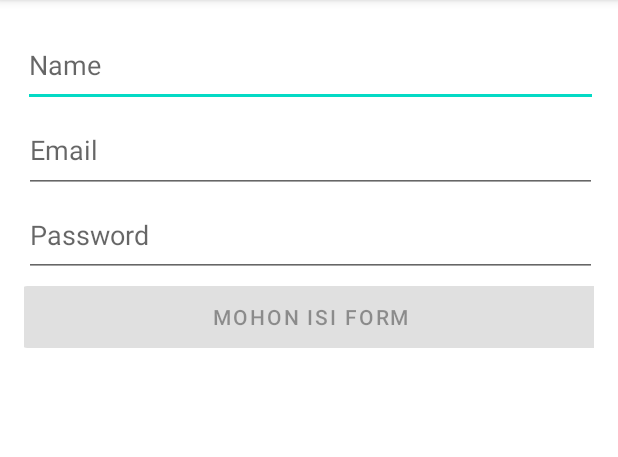
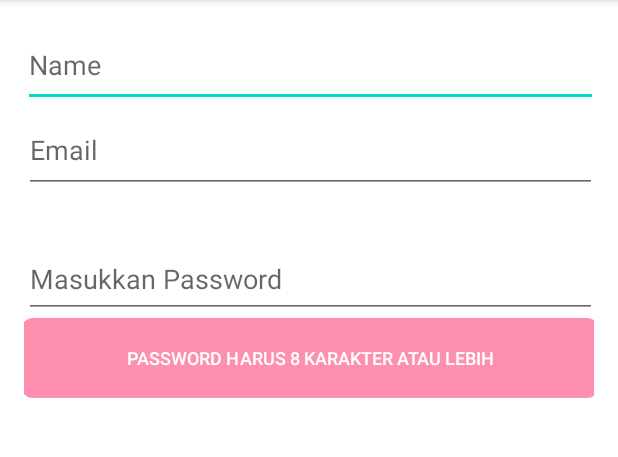
Before and after one commit to bintangns/StoryAppBangkit, an Android app: the RegisterActivity screen opened directly, with no data from a screen before it, on a phone screen of 412 x 824 dp, the part 84-541 px from its top. Run offline under Robolectric (Android 15) with nearby library versions, the phone set to English and light mode, and no system bars.

Commit message:
CustomText

```diff
--- a/app/src/main/java/com/example/storyappintermediate/RegisterActivity.kt
+++ b/app/src/main/java/com/example/storyappintermediate/RegisterActivity.kt
@@ -14,20 +14,17 @@ import com.example.storyappintermediate.api.RegisterCredentials
 import com.example.storyappintermediate.api.RegisterResponse
 import com.example.storyappintermediate.api.StoryApi
 import com.example.storyappintermediate.databinding.ActivityRegisterBinding
-import com.example.storyappintermediate.model.User
-import com.example.storyappintermediate.utils.PreferencesHelper
-import com.example.storyappintermediate.utils.createTextWatcher
-import com.example.storyappintermediate.utils.isValidEmail
-import com.example.storyappintermediate.utils.isValidPassword
+import com.example.storyappintermediate.utils.MyButton
+import com.example.storyappintermediate.utils.MyEditText
 import retrofit2.Call
 import retrofit2.Callback
 import retrofit2.Response
-import retrofit2.Retrofit
-import retrofit2.converter.gson.GsonConverterFactory
 
 class RegisterActivity : AppCompatActivity() {
     private lateinit var binding: ActivityRegisterBinding
     private lateinit var storyApi: StoryApi
+    private lateinit var myButton: MyButton
+    private lateinit var myEditText: MyEditText
     override fun onCreate(savedInstanceState: Bundle?) {
         super.onCreate(savedInstanceState)
         binding = ActivityRegisterBinding.inflate(layoutInflater)
@@ -45,12 +42,22 @@ class RegisterActivity : AppCompatActivity() {
 
         binding.btnRegister.isEnabled = false
 
-        val textWatcher = createTextWatcher { _, _, _, _ ->
-            updateRegisterState()
-        }
+        myButton = findViewById(R.id.btn_register)
+        myEditText = findViewById(R.id.ed_register_password)
 
-        binding.edRegisterEmail.addTextChangedListener(textWatcher)
-        binding.edRegisterPassword.addTextChangedListener(textWatcher)
+        setMyButtonEnable()
+
+        myEditText.addTextChangedListener(object : TextWatcher {
+            override fun beforeTextChanged(s: CharSequence, start: Int, count: Int, after: Int) {
+            }
+            override fun onTextChanged(s: CharSequence, start: Int, before: Int, count: Int) {
+                setMyButtonEnable()
+            }
+            override fun afterTextChanged(s: Editable) {
+            }
+        })
+
+        myButton.setOnClickListener { Toast.makeText(this@RegisterActivity, myEditText.text, Toast.LENGTH_SHORT).show() }
 
 
 
@@ -66,15 +73,6 @@ class RegisterActivity : AppCompatActivity() {
             val user = RegisterCredentials(name, email, password)
             val call = storyApi.register(user)
 
-            if (!isValidEmail(email)) {
-                binding.edRegisterEmail.error = "Please enter a valid email address"
-                return@setOnClickListener
-            }
-
-            if (!isValidPassword(password)) {
-                binding.edRegisterPassword.error = "Password must be at least 8 characters"
-                return@setOnClickListener
-            }
             showLoading(true)
 
 
@@ -102,29 +100,9 @@ class RegisterActivity : AppCompatActivity() {
         }
     }
 
-    private fun updateRegisterState() {
-        val name = binding.edRegisterName.text.toString()
-        val email = binding.edRegisterEmail.text.toString()
-        val password = binding.edRegisterPassword.text.toString()
-        binding.btnRegister.isEnabled = isValidEmail(email) && isValidPassword(password)
-        updateButtonText(email, password, name)
-    }
-
-    private fun updateButtonText(email: String, password: String, name: String) {
-        when {
-            name.isEmpty()||email.isEmpty() || password.isEmpty() -> {
-                binding.btnRegister.text = "Mohon Isi Form"
-            }
-            !isValidEmail(email) -> {
-                binding.btnRegister.text = "Email tidak valid"
-            }
-            !isValidPassword(password) -> {
-                binding.btnRegister.text = "Password Minimal 8 Karakter"
-            }
-            else -> {
-                binding.btnRegister.text = "Register"
-            }
-        }
+    private fun setMyButtonEnable() {
+        val result = myEditText.text
+        myButton.isEnabled = result != null && result.toString().isNotEmpty() && result.length >= 8
     }
 
     override fun onSupportNavigateUp(): Boolean {
--- /dev/null
+++ b/app/src/main/java/com/example/storyappintermediate/utils/MyButton.kt
@@ -0,0 +1,43 @@
+package com.example.storyappintermediate.utils
+
+import android.content.Context
+import android.graphics.Canvas
+import android.graphics.drawable.Drawable
+import android.util.AttributeSet
+import android.view.Gravity
+import androidx.appcompat.widget.AppCompatButton
+import androidx.core.content.ContextCompat
+import com.example.storyappintermediate.R
+
+class MyButton : AppCompatButton {
+
+    private lateinit var enabledBackground: Drawable
+    private lateinit var disabledBackground: Drawable
+    private var txtColor: Int = 0
+
+    constructor(context: Context) : super(context) {
+        init()
+    }
+
+    constructor(context: Context, attrs: AttributeSet) : super(context, attrs) {
+        init()
+    }
+
+    constructor(context: Context, attrs: AttributeSet, defStyleAttr: Int) : super(context, attrs, defStyleAttr) {
+        init()
+    }
+
+    override fun onDraw(canvas: Canvas) {
+        super.onDraw(canvas)
+        background = if(isEnabled) enabledBackground else disabledBackground
+        setTextColor(txtColor)
+        textSize = 12f
+        gravity = Gravity.CENTER
+        text = if(isEnabled) "Register" else "Password harus 8 Karakter atau lebih"
+    }
+    private fun init() {
+        txtColor = ContextCompat.getColor(context, android.R.color.background_light)
+        enabledBackground = ContextCompat.getDrawable(context, R.drawable.bg_button) as Drawable
+        disabledBackground = ContextCompat.getDrawable(context, R.drawable.bg_button_disable) as Drawable
+    }
+}
--- a/app/src/main/java/com/example/storyappintermediate/utils/ValidatorCheck.kt
+++ /dev/null
@@ -1,27 +0,0 @@
-package com.example.storyappintermediate.utils
-
-import android.text.Editable
-import android.text.TextWatcher
-
-fun isValidEmail(email: String): Boolean {
-    val emailPattern = "[a-zA-Z0-9._-]+@[a-zA-Z0-9]+(\\.[a-zA-Z0-9]+)*(\\.[a-z]{2,})"
-    return email.matches(emailPattern.toRegex())
-}
-
-fun isValidPassword(password: String): Boolean {
-    return password.length >= 8
-}
-
-fun createTextWatcher(onTextChanged: (CharSequence?, Int, Int, Int) -> Unit): TextWatcher {
-    return object : TextWatcher {
-        override fun beforeTextChanged(s: CharSequence?, start: Int, count: Int, after: Int) {
-        }
-
-        override fun onTextChanged(s: CharSequence?, start: Int, before: Int, count: Int) {
-            onTextChanged(s, start, before, count)
-        }
-
-        override fun afterTextChanged(s: Editable?) {
-        }
-    }
-}
--- /dev/null
+++ b/app/src/main/res/drawable/bg_button.xml
@@ -0,0 +1,17 @@
+<?xml version="1.0" encoding="utf-8"?>
+<selector xmlns:android="http://schemas.android.com/apk/res/android">
+    <item android:state_pressed="true">
+        <shape>
+            <solid android:color="@color/pink_500" />
+            <corners android:radius="6dp" />
+            <padding android:left="4dp" android:right="4dp" />
+        </shape>
+    </item>
+    <item>
+        <shape>
+            <solid android:color="@color/pink_500" />
+            <corners android:radius="8dp" />
+            <padding android:left="4dp" android:right="4dp" />
+        </shape>
+    </item>
+</selector>
--- /dev/null
+++ b/app/src/main/res/drawable/bg_button_disable.xml
@@ -0,0 +1,17 @@
+<?xml version="1.0" encoding="utf-8"?>
+<selector xmlns:android="http://schemas.android.com/apk/res/android">
+    <item android:state_pressed="true">
+        <shape>
+            <solid android:color="@color/pink_200" />
+            <corners android:radius="6dp" />
+            <padding android:left="4dp" android:right="4dp" />
+        </shape>
+    </item>
+    <item>
+        <shape>
+            <solid android:color="@color/pink_200" />
+            <corners android:radius="8dp" />
+            <padding android:left="4dp" android:right="4dp" />
+        </shape>
+    </item>
+</selector>
--- /dev/null
+++ b/app/src/main/res/drawable/ic_close_black_24dp.xml
@@ -0,0 +1,5 @@
+<vector android:height="24dp" android:tint="#000000"
+    android:viewportHeight="24" android:viewportWidth="24"
+    android:width="24dp" xmlns:android="http://schemas.android.com/apk/res/android">
+    <path android:fillColor="@android:color/white" android:pathData="M19,6.41L17.59,5 12,10.59 6.41,5 5,6.41 10.59,12 5,17.59 6.41,19 12,13.41 17.59,19 19,17.59 13.41,12z"/>
+</vector>
--- a/app/src/main/res/layout/activity_login.xml
+++ b/app/src/main/res/layout/activity_login.xml
@@ -39,7 +39,7 @@
             android:layout_width="378dp"
             android:layout_height="59dp"
             android:layout_marginTop="48dp"
-            android:text="Mohon Isi Form"
+            android:text="Login"
             app:layout_constraintEnd_toEndOf="parent"
             app:layout_constraintHorizontal_bias="0.515"
             app:layout_constraintStart_toStartOf="parent"
--- a/app/src/main/res/layout/activity_register.xml
+++ b/app/src/main/res/layout/activity_register.xml
@@ -32,18 +32,21 @@
             app:layout_constraintTop_toBottomOf="@id/ed_register_name"
             android:alpha="0" />
 
-        <EditText
+        <com.example.storyappintermediate.utils.MyEditText
             android:id="@+id/ed_register_password"
             android:layout_width="382dp"
-            android:layout_height="56dp"
+            android:layout_height="51dp"
+            android:layout_marginStart="16dp"
+            android:layout_marginTop="32dp"
+            android:layout_marginEnd="16dp"
+            android:alpha="0"
             android:hint="Password"
             android:inputType="textPassword"
             app:layout_constraintEnd_toEndOf="parent"
             app:layout_constraintStart_toStartOf="parent"
-            app:layout_constraintTop_toBottomOf="@id/ed_register_email"
-            android:alpha="0" />
+            app:layout_constraintTop_toBottomOf="@id/ed_register_email" />
 
-        <Button
+        <com.example.storyappintermediate.utils.MyButton
             android:id="@+id/btn_register"
             android:layout_width="385dp"
             android:layout_height="53dp"
@@ -52,6 +55,7 @@
             app:layout_constraintStart_toStartOf="parent"
             app:layout_constraintTop_toBottomOf="@id/ed_register_password"
             android:alpha="0" />
+
 
     </androidx.constraintlayout.widget.ConstraintLayout>
 
--- a/app/src/main/res/values/colors.xml
+++ b/app/src/main/res/values/colors.xml
@@ -7,4 +7,6 @@
     <color name="teal_700">#FF018786</color>
     <color name="black">#FF000000</color>
     <color name="white">#FFFFFFFF</color>
+    <color name="pink_500">#D81B60</color>
+    <color name="pink_200">#FF8FAF</color>
 </resources>
```
Also changed, not shown: app/src/main/java/com/example/storyappintermediate/LoginActivity.kt (+0 -48 lines), app/src/main/java/com/example/storyappintermediate/utils/MyEditText.kt (added, +111 -0 lines).
